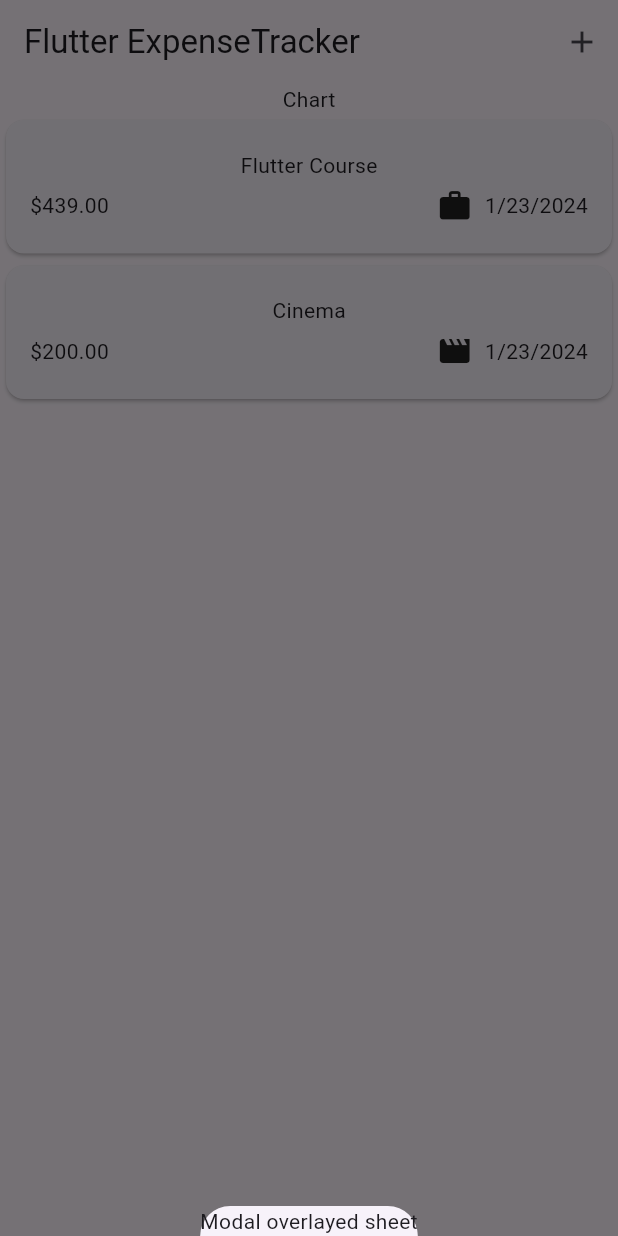
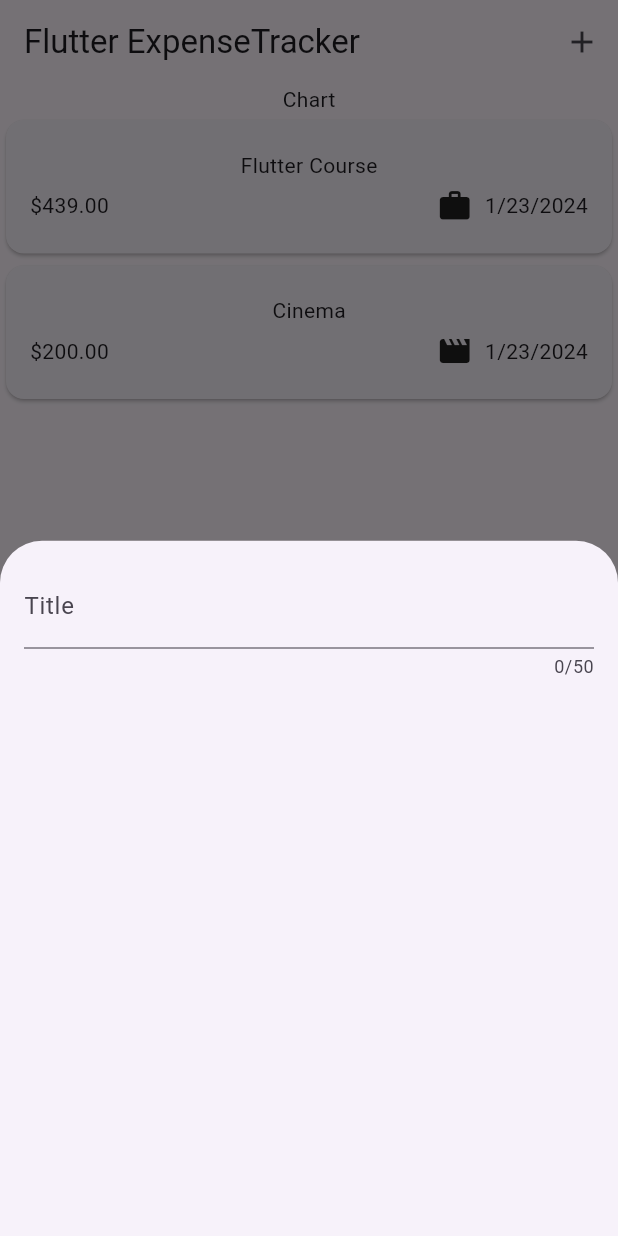
Before and after one commit to KishnaBansal/ExpenseTracker, a Flutter app: the screen it shows after launch, after a tap on the "add" icon, on a phone screen of 412 x 824 dp. Run offline on Flutter 3.47's test engine with Material 3 defaults, Android fonts, the phone set to English and light mode, and no system bars.

Commit message:
added a form to get input from user

```diff
--- a/lib/widgets/expenses.dart
+++ b/lib/widgets/expenses.dart
@@ -1,4 +1,5 @@
 import 'package:expense_tracker/models/expense.dart';
+import 'package:expense_tracker/widgets/new_expense.dart';
 import 'package:flutter/material.dart';
 import 'package:expense_tracker/widgets/expenses_list/expenses_list.dart';
 
@@ -28,7 +29,7 @@ class _ExpensesState extends State<Expenses> {
   void _openAddExpenseOverlay() {
     showModalBottomSheet(
       context: context,
-      builder: (ctx) => const Text("Modal overlayed sheet"),
+      builder: (ctx) => const NewExpense(),
     );
   }
 
--- /dev/null
+++ b/lib/widgets/new_expense.dart
@@ -0,0 +1,22 @@
+import 'package:flutter/material.dart';
+
+class NewExpense extends StatelessWidget {
+  const NewExpense({super.key});
+
+  @override
+  Widget build(BuildContext context) {
+    return const Padding(
+      padding: EdgeInsets.all(16),
+      child: Column(
+        children: [
+          TextField(
+            maxLength: 50,
+            decoration: InputDecoration(
+              label: Text("Title"),
+            ),
+          ),
+        ],
+      ),
+    );
+  }
+}
```
